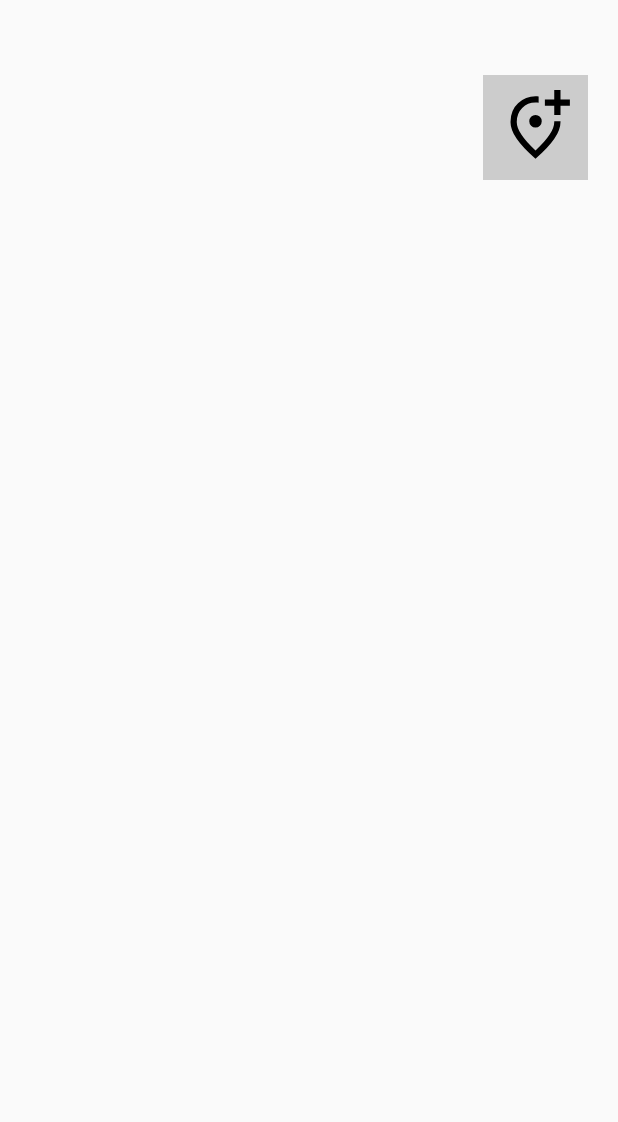
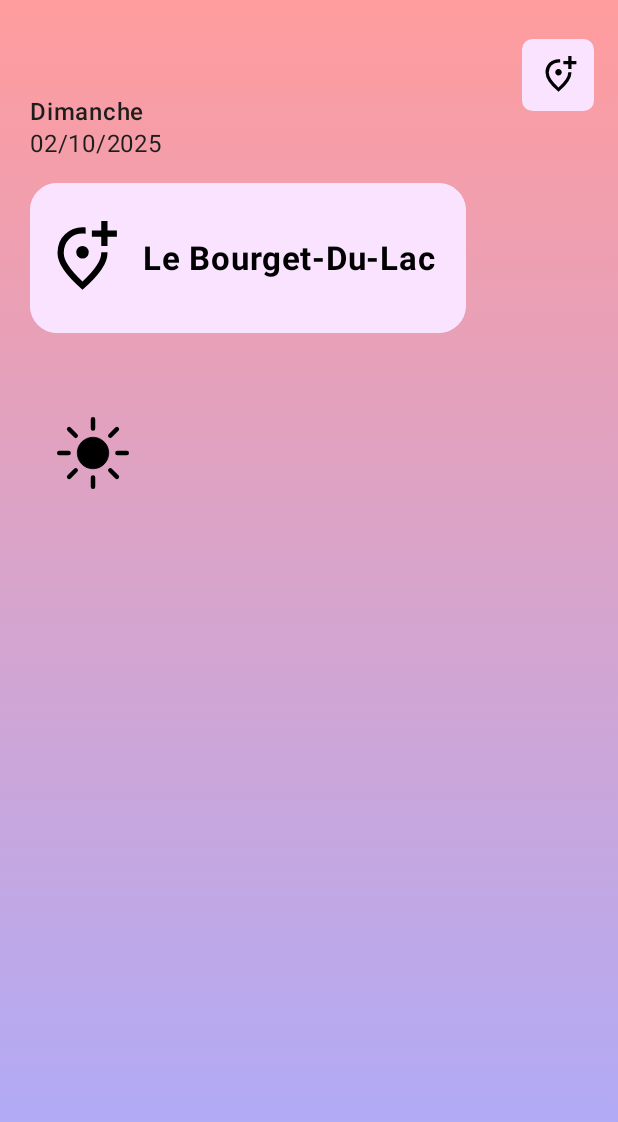
Before and after one commit to Bluz0/WeatherUsmb, an Android app built with Jetpack Compose: the screen it shows after launch (MainActivity), on a phone screen of 412 x 824 dp. Shown: the top 1122 px of the screen. Run offline under Robolectric (Android 15) with nearby library versions, the phone set to English and light mode, and no system bars; libraries missing offline, so code that uses them is left out: androidx.compose.animation.

Commit message:
add : commit de sauvegarde

```diff
--- a/app/build.gradle.kts
+++ b/app/build.gradle.kts
@@ -50,6 +50,10 @@ dependencies {
     implementation(libs.androidx.ui.tooling.preview)
     implementation(libs.androidx.material3)
     implementation(libs.ui.graphics)
+    implementation(libs.androidx.animation.graphics)
+    implementation("androidx.compose.animation:animation-graphics:1.5.0")
+    implementation(libs.androidx.leanback)
+    implementation(libs.glide)
     testImplementation(libs.junit)
     androidTestImplementation(libs.androidx.junit)
     androidTestImplementation(libs.androidx.espresso.core)
@@ -57,4 +61,5 @@ dependencies {
     androidTestImplementation(libs.androidx.ui.test.junit4)
     debugImplementation(libs.androidx.ui.tooling)
     debugImplementation(libs.androidx.ui.test.manifest)
+
 }
--- a/app/src/main/java/td/info507/weatherusmb/MainActivity.kt
+++ b/app/src/main/java/td/info507/weatherusmb/MainActivity.kt
@@ -6,7 +6,11 @@ import android.widget.Toast
 import androidx.activity.ComponentActivity
 import androidx.activity.compose.setContent
 import androidx.activity.enableEdgeToEdge
+import androidx.compose.animation.graphics.res.animatedVectorResource
+import androidx.compose.animation.graphics.vector.AnimatedImageVector
+import androidx.compose.foundation.BorderStroke
 import androidx.compose.foundation.background
+import androidx.compose.foundation.border
 import androidx.compose.foundation.layout.Arrangement
 import androidx.compose.foundation.layout.Box
 import androidx.compose.foundation.layout.Column
@@ -19,20 +23,34 @@ import androidx.compose.foundation.layout.padding
 import androidx.compose.foundation.layout.paddingFromBaseline
 import androidx.compose.foundation.layout.size
 import androidx.compose.foundation.layout.width
+import androidx.compose.foundation.shape.CircleShape
+import androidx.compose.foundation.shape.RoundedCornerShape
 import androidx.compose.material3.Button
 import androidx.compose.material3.Icon
 import androidx.compose.material3.IconButton
+import androidx.compose.material3.MaterialTheme
 import androidx.compose.material3.Scaffold
 import androidx.compose.material3.Text
 import androidx.compose.runtime.Composable
+import androidx.compose.ui.Alignment
 import androidx.compose.ui.Modifier
+import androidx.compose.ui.draw.clip
+import androidx.compose.ui.graphics.Brush
 import androidx.compose.ui.graphics.Color
 import androidx.compose.ui.platform.LocalContext
 import androidx.compose.ui.res.painterResource
+import androidx.compose.ui.text.font.FontWeight
+import androidx.compose.ui.text.style.TextAlign
 import androidx.compose.ui.tooling.preview.Preview
 import androidx.compose.ui.unit.dp
 import androidx.compose.ui.unit.sp
 import td.info507.weatherusmb.ui.theme.WeatherUsmbTheme
+import td.info507.weatherusmb.ui.theme.fondBlanc
+import androidx.compose.animation.graphics.res.rememberAnimatedVectorPainter
+import androidx.compose.foundation.clickable
+import androidx.compose.runtime.mutableStateOf
+import androidx.compose.runtime.remember
+
 
 class MainActivity : ComponentActivity() {
     override fun onCreate(savedInstanceState: Bundle?) {
@@ -46,23 +64,97 @@ class MainActivity : ComponentActivity() {
     }
 }
 
+/*
+@Composable
+fun DisplayMed(ma_str : String, modifier: Modifier, couleur : Color) {
+    //Text(text = ma_str,modifier = Modifier, color = couleur, fontSize = 45.dp, lineHeight = 52.dp , letterSpacing = 0.dp)
+    MaterialTheme(
+        colorScheme = "",
+        typography =
+
+
+    )
+}*/
+
+
+
 @Composable
 fun MainWeatherScreen(){
     val context = LocalContext.current
-    Box(modifier = Modifier.fillMaxSize()){
-        Row(modifier = Modifier.fillMaxWidth().paddingFromBaseline(50.sp),){
+
+    // Box = la page
+    Box(modifier = Modifier.background(Brush.verticalGradient(listOf(Color(255,156,157),Color(170,172,255)))).fillMaxSize()){
+        // Row = la nav bar abaissé
+        Row(modifier = Modifier.fillMaxWidth().paddingFromBaseline(30.sp)){
+            // Interieur nav bar avec btn localisation (image et couleur a changer)
             Row(modifier = Modifier.fillMaxWidth(), horizontalArrangement = Arrangement.End){
-                IconButton(onClick = {}, modifier = Modifier.padding(20.dp,0.dp).height(70.dp).width(70.dp).background(Color.LightGray)){
+                IconButton(onClick = {}, modifier = Modifier.padding(20.dp,0.dp).height(40.dp).width(40.dp).background(
+                    fondBlanc,
+                    RoundedCornerShape(7.dp))){
                     Icon(
                         painter = painterResource(R.drawable.location),
                         contentDescription = "endroit.xml",
-                        modifier = Modifier.height(70.dp).width(50.dp)
+                        modifier = Modifier.height(26.dp).width(26.dp)
                     )
                 }
             }
+        }
+
+        // TODO : Jour choisi et date format jj/mm/aaaa
+        Column(modifier = Modifier.paddingFromBaseline(80.dp).padding(20.dp,0.dp).height(50.dp).width(100.dp)){
+            Text(text = "Dimanche", fontWeight = FontWeight.SemiBold, fontSize = 16.sp, color = Color(29,29,29))
+            Text(text = "02/10/2025",
+                style = MaterialTheme.typography.labelSmall.copy(
+                    fontWeight = FontWeight.Normal,
+                    fontSize = 16.sp
+                ),
+                color = Color(29,29,29)
+                )
+        }
+
+        // Ligne incluant icon et nom de la ville
+        Row(modifier = Modifier.paddingFromBaseline(180.dp).height(100.dp)
+            .padding(20.dp,0.dp,20.dp,0.dp)
+            .clip(RoundedCornerShape(18.dp))
+            .background(fondBlanc, shape = RoundedCornerShape(18.dp))
+            ) {
+            Icon(
+                painter = painterResource(R.drawable.location),
+                contentDescription = "icon loc",
+                modifier = Modifier.background(fondBlanc).padding(10.dp, 0.dp).fillMaxHeight()
+                    .width(50.dp).size(29.dp)
+            )
+            Row(
+                modifier = Modifier.padding(0.dp, 0.dp, 0.dp, 0.dp)
+                    .background(fondBlanc, shape = RoundedCornerShape(0.dp, 18.dp, 18.dp, 0.dp))
+            ) {
+                Text(
+                    // TODO : remplacer texte par api
+                    text = "Le Bourget-Du-Lac",
+                    style = MaterialTheme.typography.bodyLarge.copy(
+                        fontWeight = FontWeight.Bold,
+                        fontSize = 22.sp
+                    ),
+                    modifier = Modifier.fillMaxHeight().padding(5.dp, 37.dp, 20.dp, 0.dp)
+                        .background(fondBlanc)
+                )
+            }
+        }
+
+        // Row : icon meteo + temperature
+        Row(modifier = Modifier.paddingFromBaseline(270.dp).fillMaxWidth().padding(30.dp,0.dp,30.dp,0.dp)){
+
+            Icon(
+                painterResource(R.drawable.clear_day),
+                "",
+                modifier = Modifier
+            )
 
         }
+
+
     }
+
 
 }
 
--- a/app/src/main/java/td/info507/weatherusmb/ui/theme/Color.kt
+++ b/app/src/main/java/td/info507/weatherusmb/ui/theme/Color.kt
@@ -9,3 +9,5 @@ val Pink80 = Color(0xFFEFB8C8)
 val Purple40 = Color(0xFF6650a4)
 val PurpleGrey40 = Color(0xFF625b71)
 val Pink40 = Color(0xFF7D5260)
+
+val fondBlanc = Color(249,227,255)
--- a/app/src/main/java/td/info507/weatherusmb/ui/theme/Theme.kt
+++ b/app/src/main/java/td/info507/weatherusmb/ui/theme/Theme.kt
@@ -2,14 +2,20 @@ package td.info507.weatherusmb.ui.theme
 
 import android.app.Activity
 import android.os.Build
+import android.view.Display
 import androidx.compose.foundation.isSystemInDarkTheme
 import androidx.compose.material3.MaterialTheme
+import androidx.compose.material3.Text
 import androidx.compose.material3.darkColorScheme
 import androidx.compose.material3.dynamicDarkColorScheme
 import androidx.compose.material3.dynamicLightColorScheme
 import androidx.compose.material3.lightColorScheme
 import androidx.compose.runtime.Composable
+import androidx.compose.ui.Modifier
 import androidx.compose.ui.platform.LocalContext
+import androidx.compose.ui.unit.dp
+
+
 
 private val DarkColorScheme = darkColorScheme(
     primary = Purple80,
--- a/app/src/main/res/drawable/calendar.xml
+++ /dev/null
@@ -1,5 +0,0 @@
-<vector xmlns:android="http://schemas.android.com/apk/res/android" android:height="24dp" android:tint="#000000" android:viewportHeight="960" android:viewportWidth="960" android:width="24dp">
-
-    <path android:fillColor="@android:color/white" android:pathData="M200,880Q167,880 143.5,856.5Q120,833 120,800L120,240Q120,207 143.5,183.5Q167,160 200,160L240,160L240,80L320,80L320,160L640,160L640,80L720,80L720,160L760,160Q793,160 816.5,183.5Q840,207 840,240L840,800Q840,833 816.5,856.5Q793,880 760,880L200,880ZM200,800L760,800Q760,800 760,800Q760,800 760,800L760,400L200,400L200,800Q200,800 200,800Q200,800 200,800ZM200,320L760,320L760,240Q760,240 760,240Q760,240 760,240L200,240Q200,240 200,240Q200,240 200,240L200,320ZM200,320L200,240Q200,240 200,240Q200,240 200,240L200,240Q200,240 200,240Q200,240 200,240L200,320Z"/>
-
-</vector>
--- /dev/null
+++ b/app/src/main/res/drawable/clear_day.xml
@@ -0,0 +1,23 @@
+<vector xmlns:aapt="http://schemas.android.com/aapt" xmlns:android="http://schemas.android.com/apk/res/android" android:autoMirrored="true" android:height="64dp" android:viewportHeight="64" android:viewportWidth="64" android:width="64dp">
+
+    <path android:pathData="M32,32m-10.5,0a10.5,10.5 0,1 1,21 0a10.5,10.5 0,1 1,-21 0" android:strokeColor="#f8af18" android:strokeWidth=".5">
+
+        <aapt:attr name="android:fillColor">
+
+            <gradient android:endX="37.25" android:endY="41.09" android:startX="26.75" android:startY="22.91" android:type="linear">
+
+                <item android:color="#FFFBBF24" android:offset="0"/>
+
+                <item android:color="#FFFBBF24" android:offset="0.45"/>
+
+                <item android:color="#FFF59E0B" android:offset="1"/>
+
+            </gradient>
+
+        </aapt:attr>
+
+    </path>
+
+    <path android:fillColor="#00000000" android:pathData="M32,15.71V9.5m0,45v-6.21m11.52,-27.81l4.39,-4.39M16.09,47.91l4.39,-4.39m0,-23l-4.39,-4.39m31.82,31.78l-4.39,-4.39M15.71,32H9.5m45,0h-6.21" android:strokeColor="#fbbf24" android:strokeLineCap="round" android:strokeWidth="3"/>
+
+</vector>
--- a/app/src/main/res/values/colors.xml
+++ b/app/src/main/res/values/colors.xml
@@ -7,4 +7,10 @@
     <color name="teal_700">#FF018786</color>
     <color name="black">#FF000000</color>
     <color name="white">#FFFFFFFF</color>
+    <color name="background_gradient_start">#000000</color>
+    <color name="background_gradient_end">#DDDDDD</color>
+    <color name="fastlane_background">#0096a6</color>
+    <color name="search_opaque">#ffaa3f</color>
+    <color name="selected_background">#ffaa3f</color>
+    <color name="default_background">#3d3d3d</color>
 </resources>
--- a/gradle/libs.versions.toml
+++ b/gradle/libs.versions.toml
@@ -9,6 +9,9 @@ lifecycleRuntimeKtx = "2.9.4"
 activityCompose = "1.11.0"
 composeBom = "2024.09.00"
 uiGraphics = "1.9.1"
+animationGraphics = "1.9.2"
+leanback = "1.0.0"
+glide = "4.11.0"
 
 [libraries]
 androidx-core-ktx = { group = "androidx.core", name = "core-ktx", version.ref = "coreKtx" }
@@ -26,6 +29,9 @@ androidx-ui-test-manifest = { group = "androidx.compose.ui", name = "ui-test-man
 androidx-ui-test-junit4 = { group = "androidx.compose.ui", name = "ui-test-junit4" }
 androidx-material3 = { group = "androidx.compose.material3", name = "material3" }
 ui-graphics = { group = "androidx.compose.ui", name = "ui-graphics", version.ref = "uiGraphics" }
+androidx-animation-graphics = { group = "androidx.compose.animation", name = "animation-graphics", version.ref = "animationGraphics" }
+androidx-leanback = { group = "androidx.leanback", name = "leanback", version.ref = "leanback" }
+glide = { group = "com.github.bumptech.glide", name = "glide", version.ref = "glide" }
 
 [plugins]
 android-application = { id = "com.android.application", version.ref = "agp" }
```
Also changed, not shown: app/src/main/AndroidManifest.xml (+11 -3 lines), app/src/main/res/values/strings.xml (+17 -0 lines).
